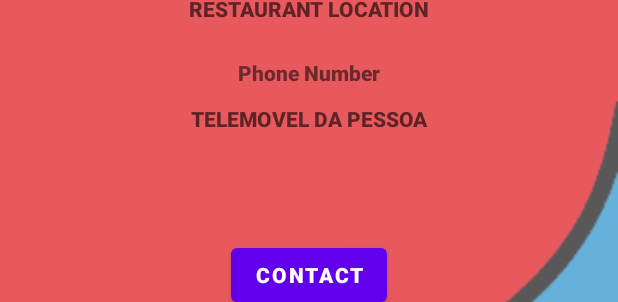
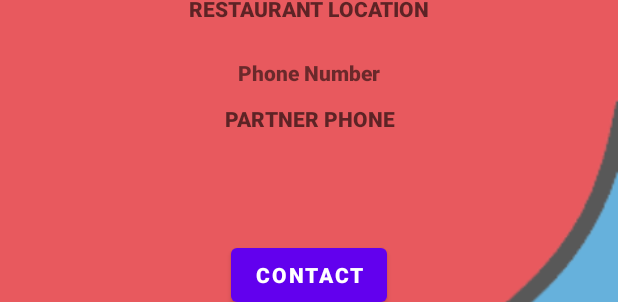
Before and after one commit to monteiro141/PDM_GRUPO, an Android app: the layout match.xml on its own in the app's theme, with its tools: preview values and no code run, on a phone screen of 412 x 824 dp. Shown: the part 661-963 px from the top of the screen. Run offline under Robolectric (Android 15) with nearby library versions, the phone set to English and light mode, and no system bars.

Commit message:
update xml match

```diff
--- a/ResTinder/app/src/main/res/layout/match.xml
+++ b/ResTinder/app/src/main/res/layout/match.xml
@@ -133,7 +133,7 @@
             android:layout_height="wrap_content"
             android:layout_gravity="center"
             android:fontFamily="sans-serif-black"
-            android:hint="TELEMOVEL DA PESSOA"
+            android:hint="PARTNER PHONE"
             android:textAlignment="center"
             app:layout_constraintLeft_toLeftOf="parent"
             app:layout_constraintRight_toRightOf="parent"
```
